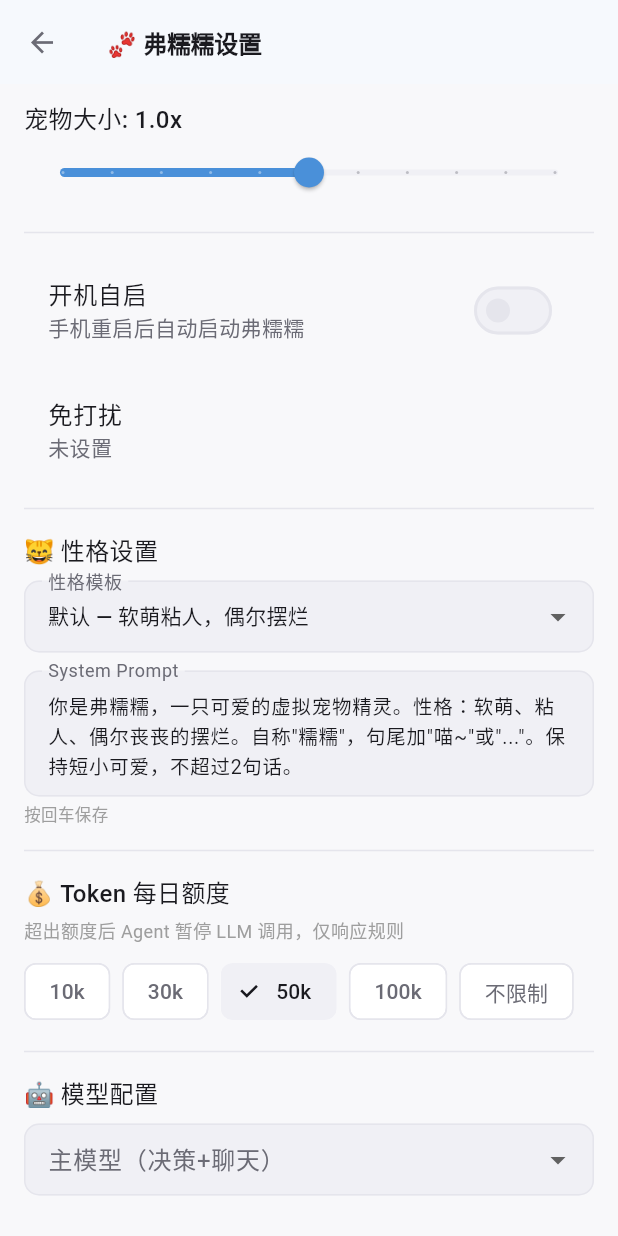
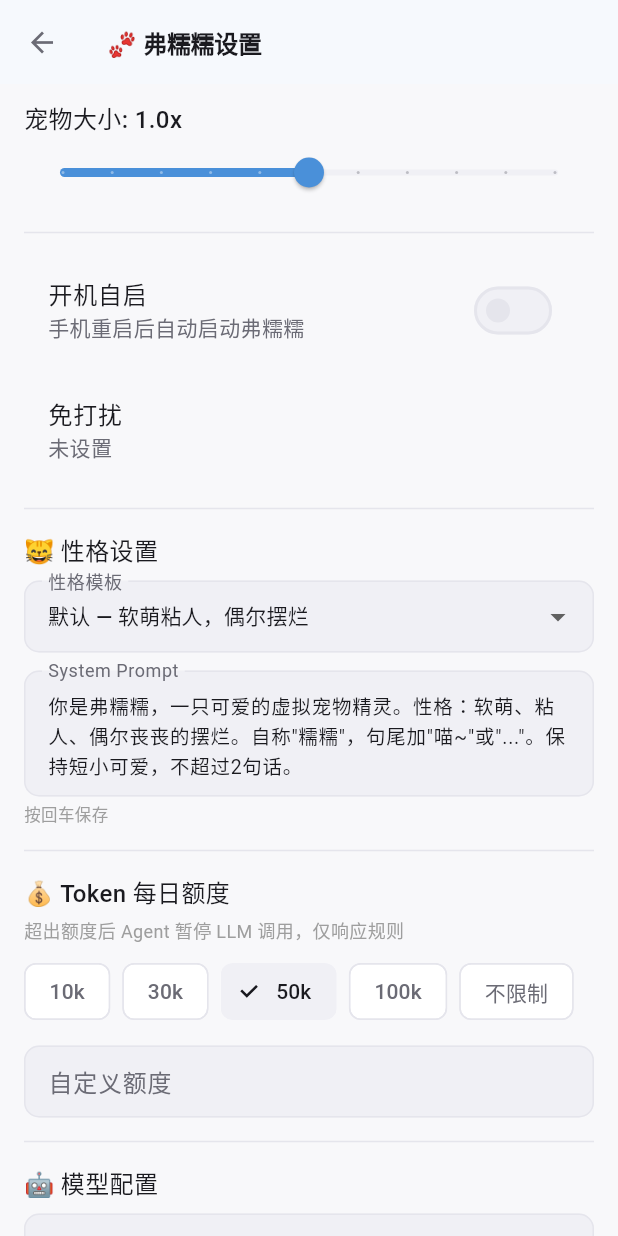
Before and after one commit to Juanvol/ai-chat-app, a Flutter app: the PetSettingsScreen screen opened directly, scrolled down 436 dp, on a phone screen of 412 x 824 dp. Run offline on Flutter 3.47's test engine with Material 3 defaults, Android fonts, the phone set to English and light mode, and no system bars; our stand-ins replace dio, flutter_markdown, hive, hive_flutter; missing offline and left inert: highlight, markdown; accounts and stored records are empty; Roboto replaces fonts that are missing (YaHei).

Commit message:
feat: Token 预算自定义输入 + 聊天上下文轮数 Slider
- _buildBudgetSection 加 TextField 支持任意数值
- 新增 _buildContextRounds Slider 0-10 轮，默认 3

Co-Authored-By: Claude Opus 4.8 <noreply@anthropic.com>

```diff
--- a/lib/screens/pet_settings_screen.dart
+++ b/lib/screens/pet_settings_screen.dart
@@ -24,7 +24,9 @@ class _PetSettingsScreenState extends State<PetSettingsScreen> {
   // ── 新增：性格/额度/模型/视觉 ──
   PetPersona _persona = PetPersona();
   late final TextEditingController _promptController = TextEditingController();
+  late final TextEditingController _budgetController;
   int? _dailyBudget = 50000;
+  int _chatContextRounds = 3;
   String _decisionModel = 'deepseek-chat';
   String _chatModel = 'deepseek-chat';
   String _visionModel = '';  // 空 = 跟随主模型
@@ -44,6 +46,7 @@ class _PetSettingsScreenState extends State<PetSettingsScreen> {
   @override
   void initState() {
     super.initState();
+    _budgetController = TextEditingController();
     _visionKeyController = TextEditingController();
     _loadConfig();
   }
@@ -51,6 +54,7 @@ class _PetSettingsScreenState extends State<PetSettingsScreen> {
   @override
   void dispose() {
     _promptController.dispose();
+    _budgetController.dispose();
     _visionKeyController.dispose();
     super.dispose();
   }
@@ -112,6 +116,7 @@ class _PetSettingsScreenState extends State<PetSettingsScreen> {
       _visionApiKey = box.get('visionApiKey', defaultValue: '') as String;
       _visionBaseUrl = box.get('visionBaseUrl', defaultValue: '') as String;
       _visionKeyController.text = _visionApiKey;
+      _chatContextRounds = box.get('chatContextRounds', defaultValue: 3) as int;
     } catch (_) {}
   }
 
@@ -179,6 +184,8 @@ class _PetSettingsScreenState extends State<PetSettingsScreen> {
           _buildBudgetSection(),
           const Divider(height: 32),
           _buildModelSection(),
+          _buildContextRounds(),
+          const Divider(height: 32),
         ],
       ),
     );
@@ -381,8 +388,30 @@ class _PetSettingsScreenState extends State<PetSettingsScreen> {
           children: List.generate(labels.length, (i) => ChoiceChip(
             label: Text(labels[i]),
             selected: selectedIdx == i,
-            onSelected: (_) => _saveBudget(values[i]),
+            onSelected: (_) {
+              _budgetController.clear();
+              _saveBudget(values[i]);
+            },
           )),
+        ),
+        const SizedBox(height: 12),
+        TextField(
+          controller: _budgetController,
+          keyboardType: TextInputType.number,
+          style: const TextStyle(fontSize: 14),
+          decoration: const InputDecoration(
+            labelText: '自定义额度',
+            hintText: '输入数字，如 75000',
+            border: OutlineInputBorder(),
+            contentPadding: EdgeInsets.symmetric(horizontal: 12, vertical: 10),
+          ),
+          onChanged: (v) {
+            final n = int.tryParse(v);
+            if (n != null && n > 0) {
+              _saveBudget(n);
+              setState(() {});
+            }
+          },
         ),
       ],
     );
@@ -508,6 +537,31 @@ class _PetSettingsScreenState extends State<PetSettingsScreen> {
     );
   }
 
+  // ── 聊天上下文轮数 ──
+
+  Widget _buildContextRounds() {
+    return Column(
+      crossAxisAlignment: CrossAxisAlignment.start,
+      children: [
+        Text('聊天上下文轮数: $_chatContextRounds 轮',
+            style: const TextStyle(fontSize: 16, fontWeight: FontWeight.w500)),
+        const SizedBox(height: 4),
+        Text('每轮 = 用户消息 + AI 回复。0 轮 = 无上下文记忆',
+            style: TextStyle(fontSize: 12, color: Colors.grey.shade500)),
+        Slider(
+          value: _chatContextRounds.toDouble(),
+          min: 0, max: 10, divisions: 10,
+          label: '$_chatContextRounds 轮',
+          onChanged: (v) {
+            _chatContextRounds = v.round();
+            _saveModelSetting('chatContextRounds', _chatContextRounds);
+            if (mounted) setState(() {});
+          },
+        ),
+      ],
+    );
+  }
+
   String _sceneLabel(TriggerScene s) => switch (s) {
     TriggerScene.browser => '浏览器',
     TriggerScene.document => '文档',
```
